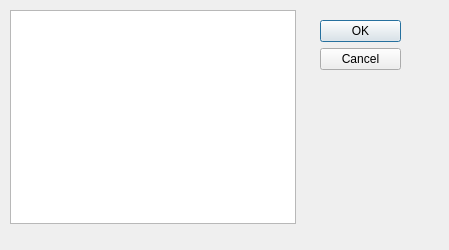
Before: the Qt Designer form project/chameleon/windows/filesdialog.ui in dubidubiduba/chameleon, drawn with Qt 5.
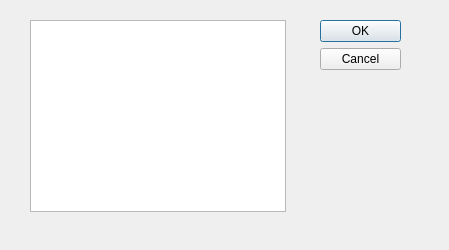
After: the same form once the commit is applied. Custom widgets are drawn as their Qt base class.

Commit message: bug修复

```diff
--- a/project/chameleon/windows/filesdialog.ui
+++ b/project/chameleon/windows/filesdialog.ui
@@ -32,10 +32,10 @@
   <widget class="ListWidget" name="listWidget">
    <property name="geometry">
     <rect>
-     <x>10</x>
-     <y>10</y>
-     <width>286</width>
-     <height>214</height>
+     <x>30</x>
+     <y>20</y>
+     <width>256</width>
+     <height>192</height>
     </rect>
    </property>
   </widget>
```
Left out of the diff: 2 changed lines with no effect on the pictures.
